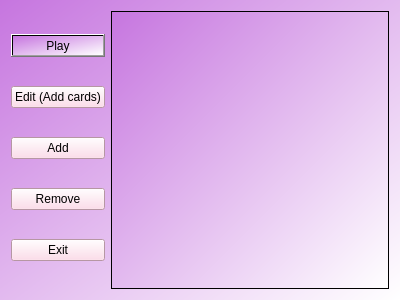
This is ui/viewDeck.ui in mattbroadbridge/SpaceLearn as Qt 5 draws it before an edit. The edited form follows.
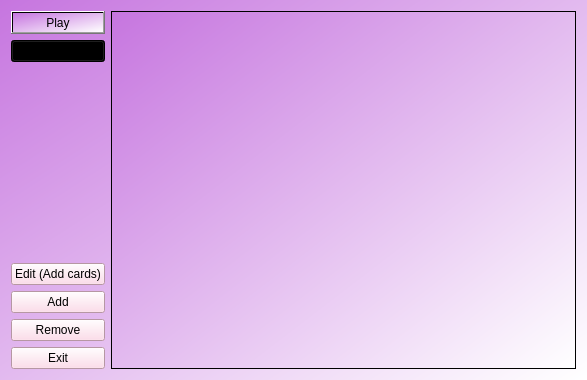
This is the edited form.

Commit message: Added options to play either whole deck or just revisions

Patch:
```diff
--- a/ui/viewDeck.ui
+++ b/ui/viewDeck.ui
@@ -6,8 +6,8 @@
    <rect>
     <x>0</x>
     <y>0</y>
-    <width>400</width>
-    <height>300</height>
+    <width>587</width>
+    <height>380</height>
    </rect>
   </property>
   <property name="windowTitle">
@@ -28,6 +28,33 @@
        </property>
       </widget>
      </item>
+     <item>
+      <widget class="QComboBox" name="playBox">
+       <item>
+        <property name="text">
+         <string>Revisions</string>
+        </property>
+       </item>
+       <item>
+        <property name="text">
+         <string>Entire Deck</string>
+        </property>
+       </item>
+      </widget>
+     </item>
+     <item>
+      <spacer name="verticalSpacer">
+       <property name="orientation">
+        <enum>Qt::Vertical</enum>
+       </property>
+       <property name="sizeHint" stdset="0">
+        <size>
+         <width>20</width>
+         <height>40</height>
+        </size>
+       </property>
+      </spacer>
+     </item>
      <item>
       <widget class="QPushButton" name="editBtn">
        <property name="styleSheet">
```
The commit also changes 2 other files.
